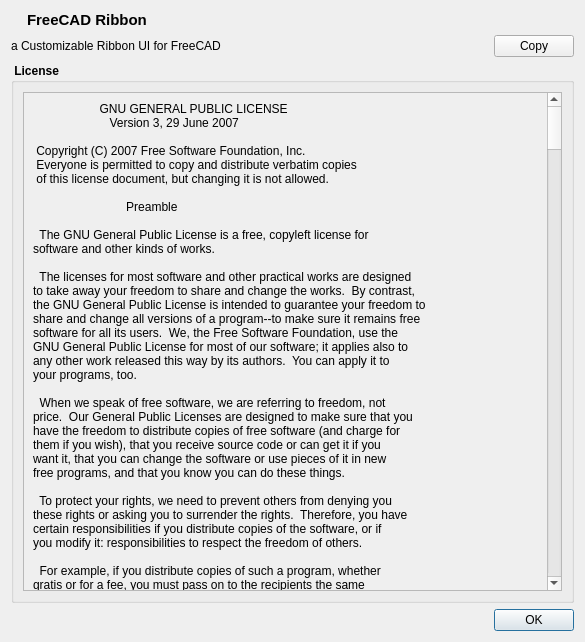
Above: Resources/ui/LicenseForm.ui from APEbbers/FreeCAD-Ribbon before the change. Below: the same form after it.
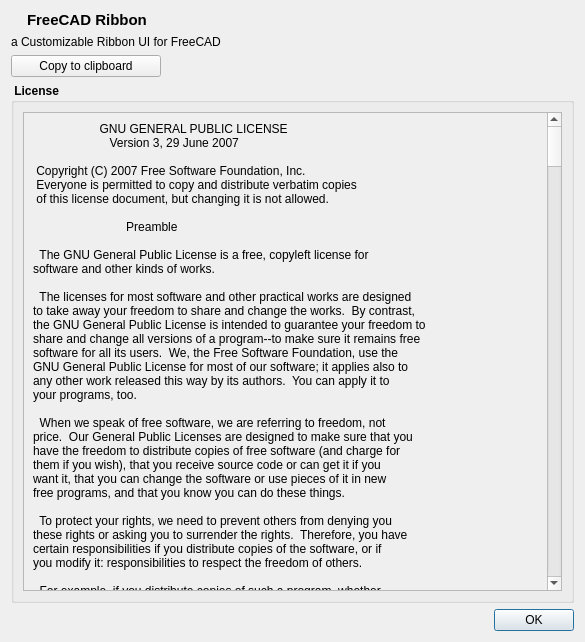
That is the form after the change.

Commit message: test with copy version info - 2

```diff
--- a/Resources/ui/LicenseForm.ui
+++ b/Resources/ui/LicenseForm.ui
@@ -61,10 +61,35 @@
    </item>
    <item row="1" column="0">
     <layout class="QGridLayout" name="gridLayout_4">
+     <item row="1" column="0">
+      <widget class="QPushButton" name="CopyVersionInfo">
+       <property name="sizePolicy">
+        <sizepolicy hsizetype="Fixed" vsizetype="Fixed">
+         <horstretch>0</horstretch>
+         <verstretch>0</verstretch>
+        </sizepolicy>
+       </property>
+       <property name="minimumSize">
+        <size>
+         <width>150</width>
+         <height>0</height>
+        </size>
+       </property>
+       <property name="baseSize">
+        <size>
+         <width>0</width>
+         <height>0</height>
+        </size>
+       </property>
+       <property name="text">
+        <string>Copy to clipboard</string>
+       </property>
+      </widget>
+     </item>
      <item row="0" column="0">
       <widget class="QLabel" name="Introduction">
        <property name="sizePolicy">
-        <sizepolicy hsizetype="Preferred" vsizetype="Minimum">
+        <sizepolicy hsizetype="MinimumExpanding" vsizetype="Minimum">
          <horstretch>0</horstretch>
          <verstretch>0</verstretch>
         </sizepolicy>
@@ -77,19 +102,6 @@
        </property>
       </widget>
      </item>
-     <item row="0" column="1">
-      <widget class="QPushButton" name="CopyVersionInfo">
-       <property name="sizePolicy">
-        <sizepolicy hsizetype="Fixed" vsizetype="Fixed">
-         <horstretch>0</horstretch>
-         <verstretch>0</verstretch>
-        </sizepolicy>
-       </property>
-       <property name="text">
-        <string>Copy</string>
-       </property>
-      </widget>
-     </item>
     </layout>
    </item>
    <item row="2" column="0">
```
The commit also changes 1 other file.
